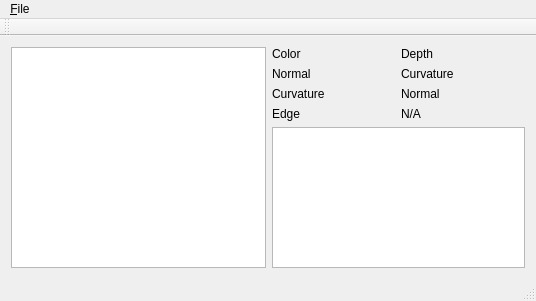
Old version of the form dc_viewer/dc_viewer.ui in the repository gulimujyujyu/xlzhuathku.
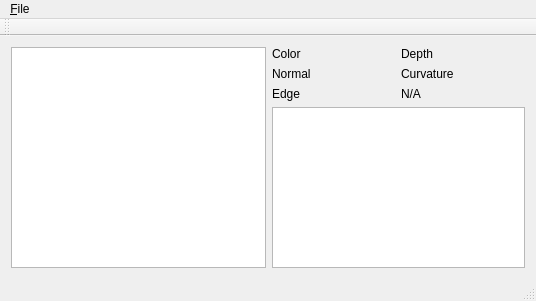
New version of the form. Custom widgets are drawn as their Qt base class.

Commit message: MOD: dc_viewer, add display and context menu to sav results

```diff
--- a/dc_viewer/dc_viewer.ui
+++ b/dc_viewer/dc_viewer.ui
@@ -15,63 +15,49 @@
   </property>
   <widget class="QWidget" name="centralWidget">
    <layout class="QGridLayout" name="gridLayout">
-    <item row="0" column="0" rowspan="5">
+    <item row="0" column="0" rowspan="4">
      <widget class="QTreeView" name="fileTreeView"/>
     </item>
     <item row="0" column="1">
-     <widget class="QLabel" name="colorLabel">
+     <widget class="XlLabelDisplay" name="colorLabel">
       <property name="text">
        <string>Color</string>
       </property>
      </widget>
     </item>
     <item row="0" column="2">
-     <widget class="QLabel" name="depthLabel">
+     <widget class="XlLabelDisplay" name="depthLabel">
       <property name="text">
        <string>Depth</string>
       </property>
      </widget>
     </item>
     <item row="1" column="1">
-     <widget class="QLabel" name="normalLabel">
+     <widget class="XlLabelDisplay" name="normalLabel">
       <property name="text">
        <string>Normal</string>
       </property>
      </widget>
     </item>
     <item row="1" column="2">
-     <widget class="QLabel" name="curvatureLabel">
+     <widget class="XlLabelDisplay" name="curvatureLabel">
       <property name="text">
        <string>Curvature</string>
       </property>
      </widget>
     </item>
-    <item row="4" column="1" colspan="2">
+    <item row="3" column="1" colspan="2">
      <widget class="QGraphicsView" name="graphicsView"/>
     </item>
-    <item row="2" column="2">
-     <widget class="QLabel" name="normalLabel_2">
-      <property name="text">
-       <string>Normal</string>
-      </property>
-     </widget>
-    </item>
     <item row="2" column="1">
-     <widget class="QLabel" name="curvatureLabel_2">
-      <property name="text">
-       <string>Curvature</string>
-      </property>
-     </widget>
-    </item>
-    <item row="3" column="1">
-     <widget class="QLabel" name="edgeLabel">
+     <widget class="XlLabelDisplay" name="edgeLabel">
       <property name="text">
        <string>Edge</string>
       </property>
      </widget>
     </item>
-    <item row="3" column="2">
-     <widget class="QLabel" name="tempLabel">
+    <item row="2" column="2">
+     <widget class="XlLabelDisplay" name="tempLabel">
       <property name="text">
        <string>N/A</string>
       </property>
@@ -119,6 +105,13 @@
   </action>
  </widget>
  <layoutdefault spacing="6" margin="11"/>
+ <customwidgets>
+  <customwidget>
+   <class>XlLabelDisplay</class>
+   <extends>QLabel</extends>
+   <header>xllabeldisplay.h</header>
+  </customwidget>
+ </customwidgets>
  <resources>
   <include location="dc_viewer.qrc"/>
  </resources>
```
The commit also changes 5 other files.
